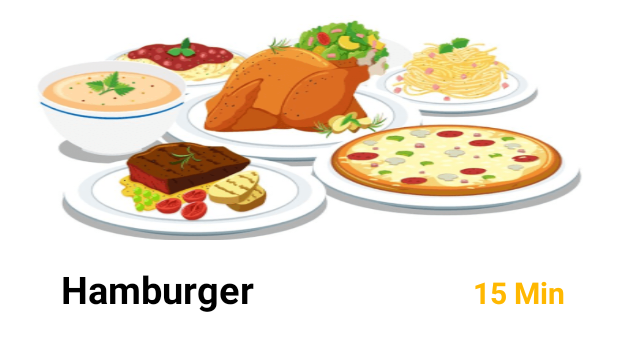
After one commit to rizalfadiaalfikri/Receipe-Food-App, an Android app: the layout receipes_layout.xml on its own in the app's theme, with its tools: preview values and no code run, on a phone screen of 412 x 824 dp. The commit adds this screen. Shown: the top 351 px of the screen. Run offline under Robolectric (Android 15) with nearby library versions, the phone set to English and light mode, and no system bars.

Commit message:
display receipes

```diff
--- a/app/src/main/java/com/rizalfadiaalfikri/receipefood/Screens/Form/AddReceipeActivity.java
+++ b/app/src/main/java/com/rizalfadiaalfikri/receipefood/Screens/Form/AddReceipeActivity.java
@@ -21,6 +21,8 @@ import android.widget.ProgressBar;
 import android.widget.Toast;
 
 import com.rizalfadiaalfikri.receipefood.R;
+import com.rizalfadiaalfikri.receipefood.Screens.Fragment.MyReceipeFragment;
+import com.rizalfadiaalfikri.receipefood.Screens.Home.HomeActivity;
 import com.rizalfadiaalfikri.receipefood.Utils.Model.Receipes;
 import com.rizalfadiaalfikri.receipefood.Utils.RetrofitApi.ApiClient;
 import com.rizalfadiaalfikri.receipefood.Utils.RetrofitApi.ApiInterface;
@@ -144,6 +146,8 @@ public class AddReceipeActivity extends AppCompatActivity {
                 public void onResponse(Call<Receipes> call, Response<Receipes> response) {
                     if (response.body().getResponse().equals("ok")) {
                         Toast.makeText(AddReceipeActivity.this, "Add new receipe is successfull", Toast.LENGTH_SHORT).show();
+                        Intent intent = new Intent(AddReceipeActivity.this, HomeActivity.class);
+                        startActivity(intent);
                         Log.d("RECEIPE", "SUCCESSFULL");
                         dialog.dismiss();
                     } else if (response.body().getResponse().equals("failed")) {
--- a/app/src/main/java/com/rizalfadiaalfikri/receipefood/Utils/RetrofitApi/ApiInterface.java
+++ b/app/src/main/java/com/rizalfadiaalfikri/receipefood/Utils/RetrofitApi/ApiInterface.java
@@ -46,4 +46,7 @@ public interface ApiInterface {
             @Field("receipe_steps") String receipe_stpes
     );
 
+    @POST("fetch_receipes.php")
+    Call<Receipes> fetchReceipes();
+
 }
--- a/app/src/main/res/layout/fragment_my_receipe.xml
+++ b/app/src/main/res/layout/fragment_my_receipe.xml
@@ -6,6 +6,11 @@
     xmlns:app="http://schemas.android.com/apk/res-auto"
     tools:context=".Screens.Fragment.MyReceipeFragment">
 
+    <androidx.recyclerview.widget.RecyclerView
+        android:id="@+id/recycler_view_myReceipes"
+        android:layout_width="match_parent"
+        android:layout_height="match_parent"
+        android:layout_marginTop="50dp"/>
 
     <com.google.android.material.floatingactionbutton.FloatingActionButton
         android:id="@+id/fab_add_my_receipe"
--- /dev/null
+++ b/app/src/main/res/layout/receipes_layout.xml
@@ -0,0 +1,55 @@
+<?xml version="1.0" encoding="utf-8"?>
+<RelativeLayout xmlns:android="http://schemas.android.com/apk/res/android"
+    android:layout_width="match_parent"
+    android:layout_height="wrap_content"
+    xmlns:app="http://schemas.android.com/apk/res-auto">
+    <androidx.cardview.widget.CardView
+        android:id="@+id/cardView"
+        android:layout_width="match_parent"
+        android:layout_height="wrap_content"
+        android:layout_marginHorizontal="15dp"
+        android:layout_marginTop="10dp"
+        android:elevation="10dp"
+        app:cardCornerRadius="10dp">
+        <LinearLayout
+            android:layout_width="match_parent"
+            android:layout_height="wrap_content"
+            android:orientation="vertical">
+            <ImageView
+                android:id="@+id/receipes_image"
+                android:layout_width="match_parent"
+                android:layout_height="150dp"
+                android:src="@drawable/model_image"
+                android:scaleType="fitXY"/>
+            <LinearLayout
+                android:layout_width="match_parent"
+                android:layout_height="wrap_content"
+                android:orientation="horizontal">
+                <TextView
+                    android:id="@+id/txt_title_receipes"
+                    android:layout_width="wrap_content"
+                    android:layout_height="wrap_content"
+                    android:text="Hamburger"
+                    android:textSize="25sp"
+                    android:textColor="@color/black"
+                    android:textStyle="bold"
+                    android:paddingVertical="15dp"
+                    android:paddingLeft="25dp"/>
+                <TextView
+                    android:id="@+id/txt_duration_receipes"
+                    android:layout_width="match_parent"
+                    android:layout_height="wrap_content"
+                    android:text="15 Min"
+                    android:textSize="20sp"
+                    android:textColor="#FFB800"
+                    android:textStyle="bold"
+                    android:paddingVertical="15dp"
+                    android:layout_marginRight="20dp"
+                    android:paddingLeft="25dp"
+                    android:gravity="right"/>
+
+            </LinearLayout>
+
+        </LinearLayout>
+    </androidx.cardview.widget.CardView>
+</RelativeLayout>
```
Also changed, not shown: app/src/main/java/com/rizalfadiaalfikri/receipefood/Screens/Fragment/MyReceipeFragment.java (+56 -0 lines), app/src/main/java/com/rizalfadiaalfikri/receipefood/Utils/Adapter/ReceipesAdapter.java (added, +66 -0 lines), app/src/main/java/com/rizalfadiaalfikri/receipefood/Utils/Model/Receipes.java (+17 -0 lines), app/src/main/java/com/rizalfadiaalfikri/receipefood/Utils/Model/ReceipesModel.java (added, +71 -0 lines).
